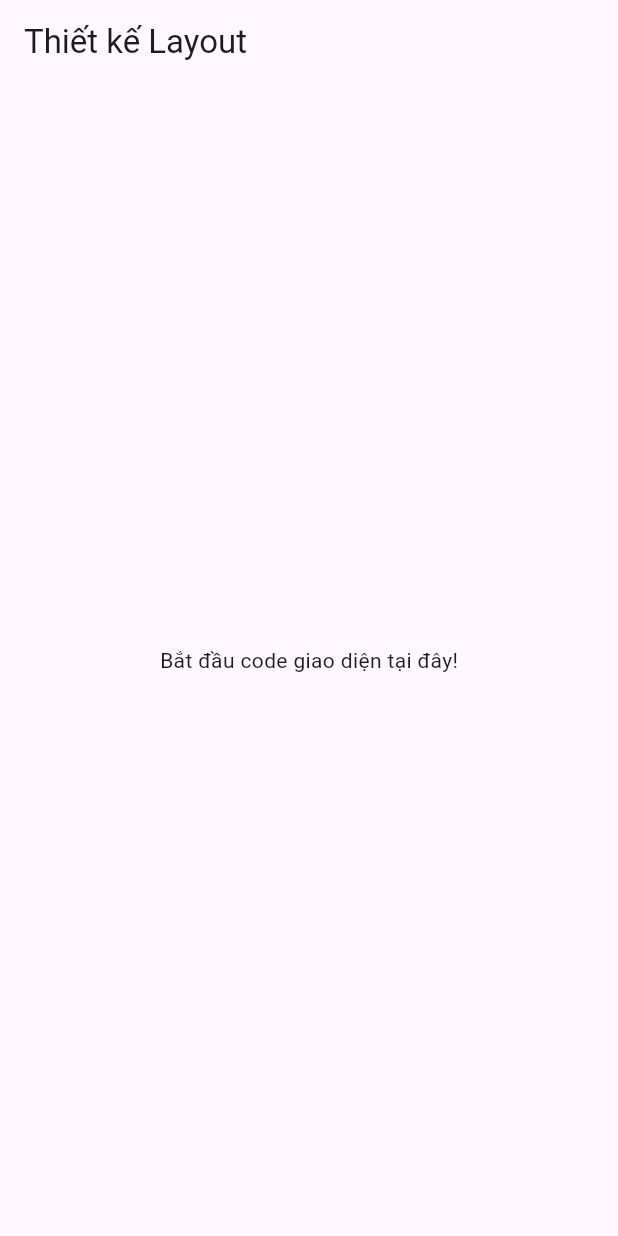
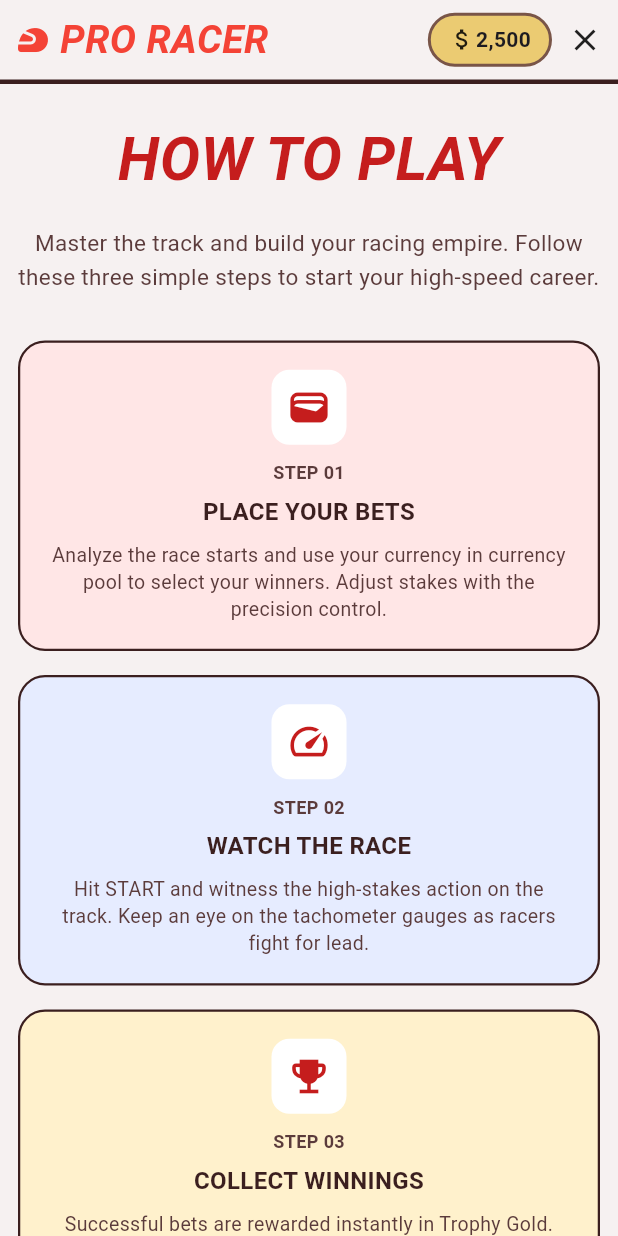
Before and after one commit to CodeCafeChillBoys/MiniProject_PRM, a Flutter app: the screen it shows after launch, on a phone screen of 412 x 824 dp. Run offline on Flutter 3.47's test engine with Material 3 defaults, Android fonts, the phone set to English and light mode, and no system bars.

Commit message:
Add design_hpwtoPlay Page

```diff
--- a/lib/main.dart
+++ b/lib/main.dart
@@ -1,4 +1,5 @@
 import 'package:flutter/material.dart';
+import 'package:miniproject/screens/howToPlay_screen.dart';
 
 void main() {
   runApp(const MyApp());
@@ -12,10 +13,8 @@ class MyApp extends StatelessWidget {
     return MaterialApp(
       debugShowCheckedModeBanner: false,
       title: 'Giao diện đầu tiên',
-      theme: ThemeData(
-        primarySwatch: Colors.blue,
-      ),
-      home: const MyLayoutScreen(), // Gọi trang giao diện của bạn ở đây
+      theme: ThemeData(primarySwatch: Colors.blue),
+      home: const HowToPlayScreen(), // Gọi trang giao diện của bạn ở đây
     );
   }
 }
@@ -26,12 +25,8 @@ class MyLayoutScreen extends StatelessWidget {
   @override
   Widget build(BuildContext context) {
     return Scaffold(
-      appBar: AppBar(
-        title: const Text('Thiết kế Layout'),
-      ),
-      body: const Center(
-        child: Text('Bắt đầu code giao diện tại đây!'),
-      ),
+      appBar: AppBar(title: const Text('Thiết kế Layout')),
+      body: const Center(child: Text('Bắt đầu code giao diện tại đây!')),
     );
   }
 }
--- /dev/null
+++ b/lib/screens/howToPlay_screen.dart
@@ -0,0 +1,92 @@
+import 'package:flutter/material.dart';
+import 'package:miniproject/widgets/buildHeader.dart';
+import 'package:miniproject/widgets/step_card.dart';
+
+class HowToPlayScreen extends StatelessWidget {
+  const HowToPlayScreen({super.key});
+
+  @override
+  Widget build(BuildContext context) {
+    return Scaffold(
+      backgroundColor: const Color(0xffF6F1F1),
+
+      body: SafeArea(
+        child: Column(
+          children: [
+            /// HEADER
+            buildHeader(),
+
+            /// line
+            Container(height: 3, color: const Color(0xff3B1F1F)),
+
+            /// BODY
+            Expanded(
+              child: SingleChildScrollView(
+                padding: const EdgeInsets.all(12),
+                child: Column(
+                  children: [
+                    const SizedBox(height: 10),
+
+                    /// TITLE
+                    const Text(
+                      "HOW TO PLAY",
+                      style: TextStyle(
+                        color: Color(0xffC51D1D),
+                        fontSize: 40,
+                        fontWeight: FontWeight.bold,
+                        fontStyle: FontStyle.italic,
+                      ),
+                    ),
+
+                    const SizedBox(height: 16),
+
+                    const Text(
+                      "Master the track and build your racing empire. "
+                      "Follow these three simple steps to start your high-speed career.",
+                      textAlign: TextAlign.center,
+                      style: TextStyle(
+                        fontSize: 15,
+                        color: Color(0xff5B3B3B),
+                        height: 1.5,
+                      ),
+                    ),
+
+                    const SizedBox(height: 30),
+
+                    /// STEP CARD
+                    StepCard(
+                      step: "STEP 01",
+                      title: "PLACE YOUR BETS",
+                      description:
+                          "Analyze the race starts and use your currency in currency pool to select your winners. Adjust stakes with the precision control.",
+                      color: const Color(0xffFFE6E6),
+                      icon: Icons.wallet,
+                    ),
+
+                    StepCard(
+                      step: "STEP 02",
+                      title: "WATCH THE RACE",
+                      description:
+                          "Hit START and witness the high-stakes action on the track. Keep an eye on the tachometer gauges as racers fight for lead.",
+                      color: const Color(0xffE6ECFF),
+                      icon: Icons.speed,
+                    ),
+
+                    StepCard(
+                      step: "STEP 03",
+                      title: "COLLECT WINNINGS",
+                      description:
+                          "Successful bets are rewarded instantly in Trophy Gold. Use your winnings to enter higher-stakes tournaments!",
+                      color: const Color(0xffFFF1CC),
+                      icon: Icons.emoji_events,
+                    ),
+                  ],
+                ),
+              ),
+            ),
+          ],
+        ),
+      ),
+    );
+  }
+}
--- /dev/null
+++ b/lib/widgets/buildHeader.dart
@@ -0,0 +1,48 @@
+import 'package:flutter/material.dart';
+
+Widget buildHeader() {
+  return Container(
+    padding: const EdgeInsets.symmetric(horizontal: 10, vertical: 8),
+
+    child: Row(
+      children: [
+        /// LOGO
+        const Icon(Icons.sports_motorsports, color: Colors.red),
+
+        const SizedBox(width: 6),
+
+        const Text(
+          "PRO RACER",
+          style: TextStyle(
+            color: Colors.red,
+            fontSize: 26,
+            fontWeight: FontWeight.bold,
+            fontStyle: FontStyle.italic,
+          ),
+        ),
+
+        const Spacer(),
+
+        /// MONEY BOX
+        Container(
+          padding: const EdgeInsets.symmetric(horizontal: 12, vertical: 6),
+
+          decoration: BoxDecoration(
+            color: const Color(0xffEBCB72),
+            borderRadius: BorderRadius.circular(20),
+            border: Border.all(color: Colors.brown, width: 2),
+          ),
+
+          child: const Row(
+            children: [
+              Icon(Icons.attach_money, size: 18),
+              Text("2,500", style: TextStyle(fontWeight: FontWeight.bold)),
+            ],
+          ),
+        ),
+        const SizedBox(width: 10),
+        const Icon(Icons.close),
+      ],
+    ),
+  );
+}
--- /dev/null
+++ b/lib/widgets/step_card.dart
@@ -0,0 +1,83 @@
+import 'package:flutter/material.dart';
+
+class StepCard extends StatelessWidget {
+  final String step;
+  final String title;
+  final String description;
+  final Color color;
+  final IconData icon;
+
+  const StepCard({
+    super.key,
+    required this.step,
+    required this.title,
+    required this.description,
+    required this.color,
+    required this.icon,
+  });
+
+  @override
+  Widget build(BuildContext context) {
+    return Container(
+      width: double.infinity,
+      margin: const EdgeInsets.only(bottom: 16),
+      padding: const EdgeInsets.all(18),
+      decoration: BoxDecoration(
+        color: color,
+        borderRadius: BorderRadius.circular(18),
+        border: Border.all(color: const Color(0xff3B1F1F), width: 1.5),
+      ),
+      child: Column(
+        children: [
+          /// ICON BOX
+          Container(
+            padding: const EdgeInsets.all(10),
+            decoration: BoxDecoration(
+              color: Colors.white,
+              borderRadius: BorderRadius.circular(12),
+            ),
+            child: Icon(icon, color: const Color(0xffC51D1D), size: 30),
+          ),
+
+          const SizedBox(height: 10),
+
+          /// STEP TEXT
+          Text(
+            step,
+            style: const TextStyle(
+              fontSize: 12,
+              fontWeight: FontWeight.bold,
+              color: Color(0xff5B3B3B),
+            ),
+          ),
+
+          const SizedBox(height: 6),
+
+          /// TITLE
+          Text(
+            title,
+            textAlign: TextAlign.center,
+            style: const TextStyle(
+              fontSize: 16,
+              fontWeight: FontWeight.bold,
+              color: Color(0xff3B1F1F),
+            ),
+          ),
+
+          const SizedBox(height: 8),
+
+          /// DESCRIPTION
+          Text(
+            description,
+            textAlign: TextAlign.center,
+            style: const TextStyle(
+              fontSize: 13,
+              color: Color(0xff5B3B3B),
+              height: 1.4,
+            ),
+          ),
+        ],
+      ),
+    );
+  }
+}
```
